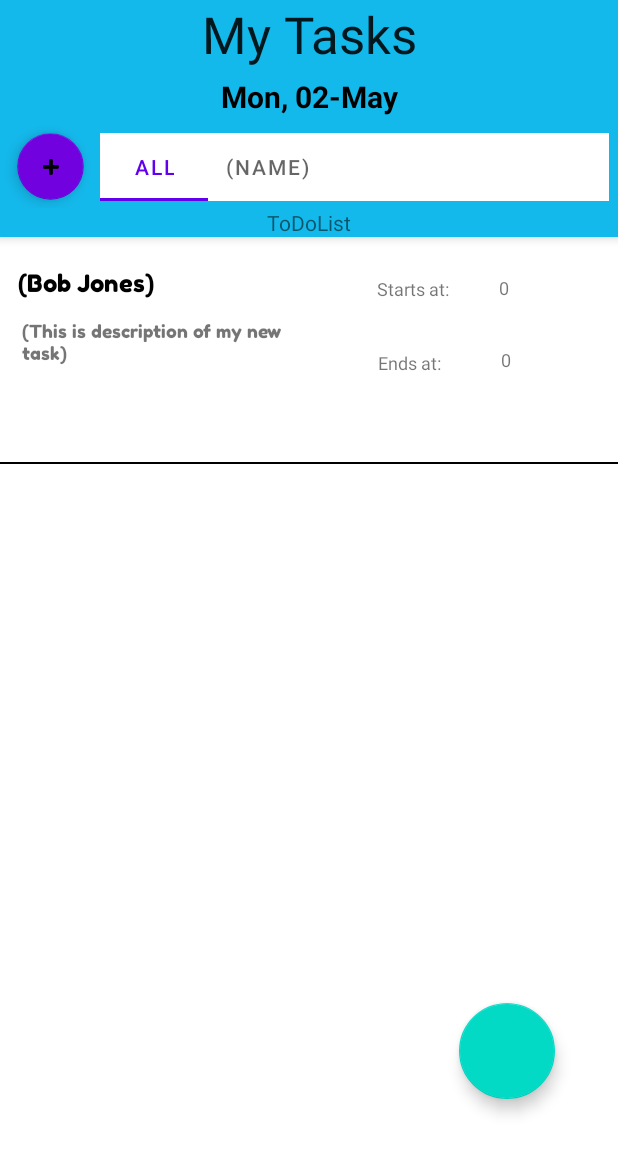
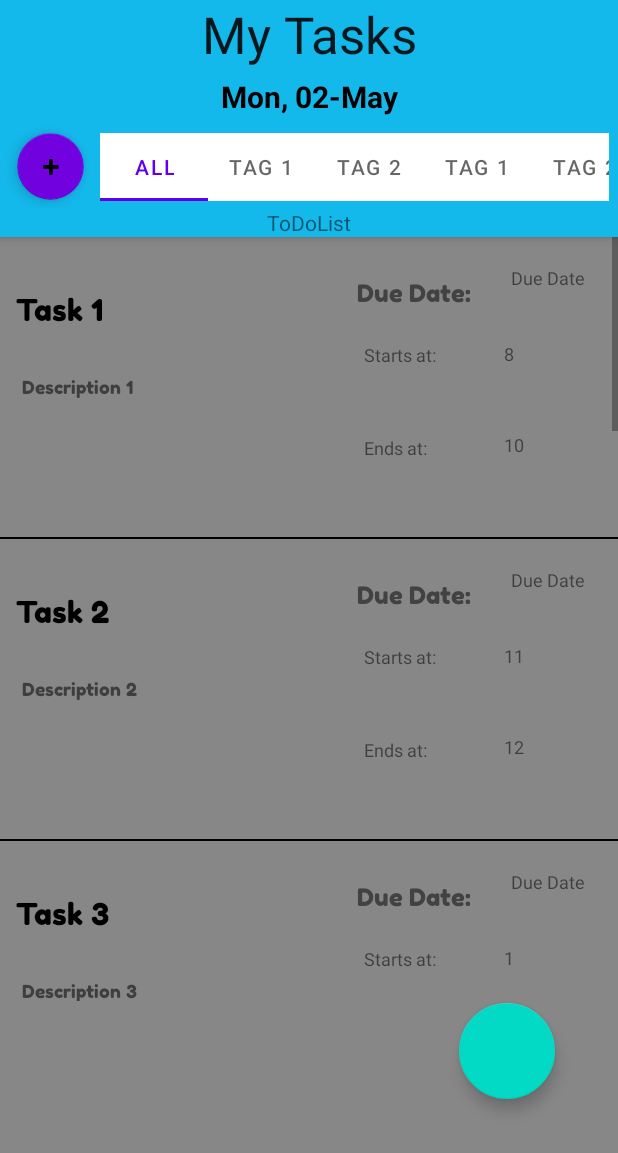
Before and after one commit to edenrosales/TaskManagement, an Android app: the CreateTag screen opened directly, with no data from a screen before it, after a tap on "SUBMIT", on a phone screen of 412 x 824 dp. Shown: the top 1153 px of the screen. Run offline under Robolectric (Android 15) with nearby library versions, the phone set to English and light mode, and no system bars; our stand-ins replace Room's generated code; libraries missing offline, so code that uses them is left out: yuku.ambilwarna.

Commit message:
Provided sort UI for tasks, next is to associate tag with new created task

```diff
--- a/app/src/main/java/com/example/taskmanagement/AddTaskView.java
+++ b/app/src/main/java/com/example/taskmanagement/AddTaskView.java
@@ -42,6 +42,7 @@ public class AddTaskView extends AppCompatActivity{
     int day, month, year;
     Task new_task;
     boolean is_Task_added = false;
+    Tag current_tag = new Tag("",0);
 
     TextView tvSelectDate;
 
@@ -99,7 +100,7 @@ public class AddTaskView extends AppCompatActivity{
             @RequiresApi(api = Build.VERSION_CODES.O)
             @Override
             public void onClick(View view) {
-                Tag current_tag = new Tag("",0);
+                //Tag current_tag = new Tag("",0);
                 //we call constructor here
                 name = nameInput.getText().toString();
                 //right now for testing lets do int 0-24 time... we can convert to float or double once we know display works
@@ -110,6 +111,9 @@ public class AddTaskView extends AppCompatActivity{
                     if(MainActivity.taskList.Tags.get(i).name.equals(tag)){
                       //set current tag to constructor
                         current_tag = MainActivity.taskList.Tags.get(i);
+                        //need to set tag to new created task
+                        /***************************************/
+                        //
                     }
                 }
                 int min = 50;
--- a/app/src/main/java/com/example/taskmanagement/MainActivity.java
+++ b/app/src/main/java/com/example/taskmanagement/MainActivity.java
@@ -1,17 +1,21 @@
 package com.example.taskmanagement;
 import static com.example.taskmanagement.TaskList.filterTasksByDate;
+import static com.example.taskmanagement.TaskList.getTasks;
 import static com.example.taskmanagement.TaskList.parseTags;
 import static com.example.taskmanagement.TaskList.removeDuplicateTags;
+import static com.example.taskmanagement.TaskList.sortTasks;
 
 import android.content.Intent;
 import android.os.Build;
 import android.os.Bundle;
 import android.view.View;
 import android.widget.AdapterView;
+import android.widget.ArrayAdapter;
 import android.widget.ListView;
 import androidx.annotation.RequiresApi;
 import androidx.appcompat.app.AppCompatActivity;
 import com.google.android.material.floatingactionbutton.FloatingActionButton;
+import com.google.android.material.tabs.TabItem;
 import com.google.android.material.tabs.TabLayout;
 
 import java.time.LocalDate;
@@ -42,16 +46,13 @@ public class MainActivity extends AppCompatActivity {
         //get the current date
         today = LocalDate.now();
         //10 tasks will be added here
-       //Tag t1 = new Tag("S", R.color.teal_200);
-       // Tag t2 = new Tag("W", R.color.white);
-       // taskList.Tags.add(t1);
-       // taskList.Tags.add(t2);
-       // taskList.Tasks.add(new Task("Task 1", "This is the description of Task 1. Must do sub item 1 and 2 of Task 1", t1, 1, 2, 29, 10, 2022, false ));
-       // taskList.Tasks.add(new Task("Task 2", "This is the description of Task 2. Must do sub item 1 and 2 of Task 2", t2, 3, 4, 3, 10, 2022, false ));
-       // taskList.Tasks.add(new Task("Task 3", "This is the description of Task 3. Must do sub item 1 and 2 of Task 3", t2, 5, 6, 4, 10, 2022, false ));
-       // taskList.Tasks.add(new Task("Task 4", "This is the description of Task 4. Must do sub item 1 and 2 of Task 4", t1, 7, 8, 5, 10, 2022, false ));
-       // taskList.Tasks.add(new Task("Task 5", "This is the description of Task 5. Must do sub item 1 and 2 of Task 5", t2, 9, 10, 6, 10, 2022, false ));
-        //out todoList Tasks will be filtered by date first, the last parameter, 1, is todoList View
+        taskList.Tags.add(new Tag("Tag 1", 42000));
+        taskList.Tags.add(new Tag("Tag 2", 32000));
+        todo.list.add(new Task("Task 1", "Description 1", taskList.Tags.get(0), 8, 10, 3,5,2022,false));
+        todo.list.add(new Task("Task 2", "Description 2", taskList.Tags.get(0), 11, 12, 3,5,2022,false));
+        todo.list.add(new Task("Task 3", "Description 3", taskList.Tags.get(1), 1, 2, 4,5,2022,false));
+
+        //our todoList Tasks will be filtered by date first, the last parameter, 1, is todoList View
         //taskList.TodoListTasks = filterTasksByDate(taskList.Tasks, today, 1);
         //filtering todo list tasks by date
         todo.list = filterTasksByDate(todo.list, today, 1);
@@ -63,21 +64,68 @@ public class MainActivity extends AppCompatActivity {
         for(int i = 0; i < taskList.Tags.size(); i++){
             t.addTab(t.newTab().setText(taskList.Tags.get(i).name));
         }
-        //
+
+        //Tab bar adapter, this will give us the opportunity to access each tab item's function
+        ArrayAdapter tabAdapter = new ArrayAdapter(MainActivity.this, android.R.layout.simple_list_item_1, todo.list);
+        t.addOnTabSelectedListener(new TabLayout.OnTabSelectedListener() {
+            @Override
+            public void onTabSelected(TabLayout.Tab tab) {
+                tab.view.setOnClickListener(new View.OnClickListener() {
+                    @Override
+                    public void onClick(View view) {
+                        System.out.println(R.id.all_tags);
+                        System.out.println(tab.getId());
+                        System.out.println(tab.getText().toString());
+                        if(tab.getText().toString().equals("All")){
+                            //this is all, we refresh main activity// it will go back to start...database isn't running so all will work properly once database is working
+                            TaskBoxAdapter specialAdapter = new TaskBoxAdapter(MainActivity.this, R.layout.each_task, todo.list);
+                            listview.setAdapter(specialAdapter);
+                            accessList(listview);
+                        }
+                        //for a specific tag
+                        else{
+                            ListView special_list = (ListView) findViewById(R.id.listView);
+                            String name = tab.getText().toString();
+                            //System.out.println(name);
+                            Tag tag = Tag.findName(taskList.getTags(), name);
+                            LinkedList<Task> special_tasks = getTasks(todo.getList(), tag);
+                            TaskBoxAdapter specialAdapter = new TaskBoxAdapter(MainActivity.this, R.layout.each_task, special_tasks);
+                            listview.setAdapter(specialAdapter);
+                            accessList(listview);
+                        }
+                    }
+                });
+            }
+
+            @Override
+            public void onTabUnselected(TabLayout.Tab tab) {
+
+            }
+
+            @Override
+            public void onTabReselected(TabLayout.Tab tab) {
+
+            }
+        });
         //call for adapter to show list of task objects in a list
         //TaskBoxAdapter tAdapter = new TaskBoxAdapter(MainActivity.this, R.layout.each_task, taskList.TodoListTasks );
         TaskBoxAdapter tAdapter = new TaskBoxAdapter(MainActivity.this, R.layout.each_task, todo.list);
         listview.setAdapter(tAdapter);
-        listview.setOnItemClickListener(new AdapterView.OnItemClickListener() {
-            @Override
-            public void onItemClick(AdapterView<?> parent, View view, int i, long l) {
-                //if a task item is clicked, code will jump here
 
-                //pass through only primitive types of data, since classes wont work with this implementation
-                    //must pass name, description, start_time, end_time, day, month, year
-                viewTaskView();
-            }
-        });
+        //
+        accessList(listview);
+        //
+
+        //listview.setOnItemClickListener(new AdapterView.OnItemClickListener() {
+        //    @Override
+        //    public void onItemClick(AdapterView<?> parent, View view, int i, long l) {
+        //        //if a task item is clicked, code will jump here
+        //
+        //        //pass through only primitive types of data, since classes wont work with this implementation
+        //            //must pass name, description, start_time, end_time, day, month, year
+        //        viewTaskView();
+        //    }
+        //});
 
         button = (FloatingActionButton) findViewById(R.id.button);
         button.setOnClickListener(new View.OnClickListener() {
@@ -106,4 +154,18 @@ public class MainActivity extends AppCompatActivity {
         Intent intent = new Intent(this, ViewTaskView.class);
         startActivity(intent);
     }
+
+    //method will be called both by tab selection and no tab selected
+    public void accessList(ListView listView){
+        listView.setOnItemClickListener(new AdapterView.OnItemClickListener() {
+            @Override
+            public void onItemClick(AdapterView<?> parent, View view, int i, long l) {
+                //if a task item is clicked, code will jump here
+                //pass through only primitive types of data, since classes wont work with this implementation
+                //must pass name, description, start_time, end_time, day, month, year
+                //viewTaskView();
+            }
+        });
+    }
+
 }
--- a/app/src/main/java/com/example/taskmanagement/Tag.java
+++ b/app/src/main/java/com/example/taskmanagement/Tag.java
@@ -42,4 +42,16 @@ public class Tag {
         return result;
     }
 
+    //finds name in the list of tags
+    public static Tag findName(LinkedList<Tag> tags, String name){
+        for(int i = 0; i < tags.size(); i++){
+            if(tags.get(i).name.equals(name)){
+                Tag result = tags.get(i);
+                return result;
+            }
+        }
+        return null;
+    }
+
+
 }
--- a/app/src/main/java/com/example/taskmanagement/TaskBoxAdapter.java
+++ b/app/src/main/java/com/example/taskmanagement/TaskBoxAdapter.java
@@ -40,7 +40,7 @@ public class TaskBoxAdapter extends ArrayAdapter<Task>  {
         TextView txtDes = convertView.findViewById(R.id.task_list_description);
         TextView txtStart = convertView.findViewById(R.id.task_list_start);
         TextView txtEnd = convertView.findViewById(R.id.task_list_end);
-        convertView.setBackgroundColor(getItem(position).associated_tag.color);
+        convertView.setBackgroundColor(getItem(position).getTag().getColor());
         txtName.setText(name);
         txtDes.setText(description);
         txtStart.setText(startTime);
--- a/app/src/main/res/drawable/task_box.xml
+++ b/app/src/main/res/drawable/task_box.xml
@@ -2,6 +2,6 @@
 <shape android:id="@+id/task_box" xmlns:android="http://schemas.android.com/apk/res/android">
     <solid android:color="#673AB7" />
     <corners android:radius="15dp" />
-    <size android:height="90dp" android:width="300dp" />
+    <size android:height="200dp" android:width="300dp" />
     <padding android:left="0dp" android:top="0dp" android:right="0dp" android:bottom="0dp" />
 </shape>
--- a/app/src/main/res/layout/activity_main.xml
+++ b/app/src/main/res/layout/activity_main.xml
@@ -5,7 +5,7 @@
     android:id="@+id/relativeLayout2"
     android:layout_width="match_parent"
     android:layout_height="match_parent"
-    android:background="#FFFFFF"
+    android:background="#D7717171"
     tools:context="com.example.taskmanagement.MainActivity">
 
     <RelativeLayout
--- a/app/src/main/res/layout/each_task.xml
+++ b/app/src/main/res/layout/each_task.xml
@@ -3,22 +3,25 @@
     xmlns:tools="http://schemas.android.com/tools"
     android:id="@+id/relativeLayout3"
     android:layout_width="fill_parent"
-    android:layout_height="150dp"
+    android:layout_height="200dp"
     android:background="@color/teal_700"
     android:padding="6dip">
 
 
-    <!--- <ImageView
-        android:id="@+id/imageView"
-        android:layout_width="match_parent"
-        android:layout_height="match_parent"
-        android:scaleX="1.15"
-        android:scaleY="1.15"
-        app:layout_constraintBottom_toBottomOf="parent"
+    <TextView
+        android:id="@+id/task_list_due_date_text"
+        android:layout_width="wrap_content"
+        android:layout_height="38dp"
+        android:maxLines="1"
+        android:text="Due Date"
+        android:textSize="12sp"
+        app:layout_constraintBottom_toTopOf="@+id/task_list_start"
         app:layout_constraintEnd_toEndOf="parent"
+        app:layout_constraintHorizontal_bias="0.955"
         app:layout_constraintStart_toStartOf="parent"
         app:layout_constraintTop_toTopOf="parent"
-        app:srcCompat="@drawable/task_box" />-->
+        app:layout_constraintVertical_chainStyle="spread" />
+
     <TextView
         android:id="@+id/task_list_description"
         android:layout_width="204dp"
@@ -34,35 +37,49 @@
         app:layout_constraintStart_toStartOf="parent"
         app:layout_constraintTop_toBottomOf="@+id/task_list_name" />
 
+
+    <TextView
+        android:id="@+id/task_list_due_date"
+        android:layout_width="82dp"
+        android:layout_height="38dp"
+        android:layout_alignWithParentIfMissing="true"
+        android:fontFamily="@font/fredokaone_regular"
+        android:gravity="center_vertical"
+        android:text="Due Date:"
+        android:textColor="@color/cardview_dark_background"
+        android:textSize="16sp"
+        app:layout_constraintBottom_toTopOf="@+id/task_list_ends_at"
+        app:layout_constraintEnd_toStartOf="@+id/task_list_due_date_text"
+        app:layout_constraintStart_toEndOf="@+id/task_list_name"
+        app:layout_constraintTop_toTopOf="parent" />
+
     <TextView
         android:id="@+id/task_list_name"
         android:layout_width="206dp"
-        android:layout_height="24dp"
+        android:layout_height="35dp"
         android:layout_alignWithParentIfMissing="true"
         android:fontFamily="@font/fredokaone_regular"
         android:gravity="center_vertical"
         android:text="Name"
         android:textColor="@color/black"
-        android:textSize="16sp"
+        android:textSize="20sp"
         app:layout_constraintBottom_toTopOf="@+id/task_list_description"
         app:layout_constraintEnd_toStartOf="@+id/task_list_start"
-        app:layout_constraintHorizontal_bias="0.047"
+        app:layout_constraintHorizontal_bias="0.04"
         app:layout_constraintStart_toStartOf="parent"
         app:layout_constraintTop_toTopOf="parent" />
-
 
     <TextView
         android:id="@+id/task_list_ends_at"
         android:layout_width="69dp"
         android:layout_height="49dp"
+        android:layout_marginEnd="24dp"
         android:maxLines="1"
         android:text="Starts at:"
         android:textSize="12sp"
         app:layout_constraintBottom_toTopOf="@+id/task_list_starts_at"
         app:layout_constraintEnd_toStartOf="@+id/task_list_start"
-        app:layout_constraintHorizontal_bias="0.954"
-        app:layout_constraintStart_toStartOf="parent"
-        app:layout_constraintTop_toTopOf="parent"
+        app:layout_constraintTop_toBottomOf="@+id/task_list_due_date"
         app:layout_constraintVertical_chainStyle="packed" />
 
     <TextView
@@ -74,33 +91,34 @@
         android:textSize="12sp"
         app:layout_constraintBottom_toBottomOf="parent"
         app:layout_constraintEnd_toStartOf="@+id/task_list_end"
-        app:layout_constraintHorizontal_bias="0.95"
-        app:layout_constraintStart_toStartOf="parent"
+        app:layout_constraintStart_toEndOf="@+id/task_list_description"
         app:layout_constraintTop_toBottomOf="@+id/task_list_ends_at" />
 
     <TextView
         android:id="@+id/task_list_start"
         android:layout_width="69dp"
         android:layout_height="48dp"
-        android:layout_marginEnd="4dp"
         android:maxLines="1"
         android:text="Start Time"
         android:textSize="12sp"
         app:layout_constraintBottom_toTopOf="@+id/task_list_end"
         app:layout_constraintEnd_toEndOf="parent"
-        app:layout_constraintTop_toTopOf="parent"
+        app:layout_constraintHorizontal_bias="0.997"
+        app:layout_constraintStart_toStartOf="parent"
+        app:layout_constraintTop_toBottomOf="@+id/task_list_due_date_text"
         app:layout_constraintVertical_chainStyle="packed" />
 
     <TextView
         android:id="@+id/task_list_end"
         android:layout_width="68dp"
         android:layout_height="51dp"
-        android:layout_marginEnd="4dp"
         android:maxLines="1"
         android:text="End Time"
         android:textSize="12sp"
         app:layout_constraintBottom_toBottomOf="parent"
         app:layout_constraintEnd_toEndOf="parent"
+        app:layout_constraintHorizontal_bias="0.994"
+        app:layout_constraintStart_toStartOf="parent"
         app:layout_constraintTop_toBottomOf="@+id/task_list_start" />
 
 </androidx.constraintlayout.widget.ConstraintLayout>
```
